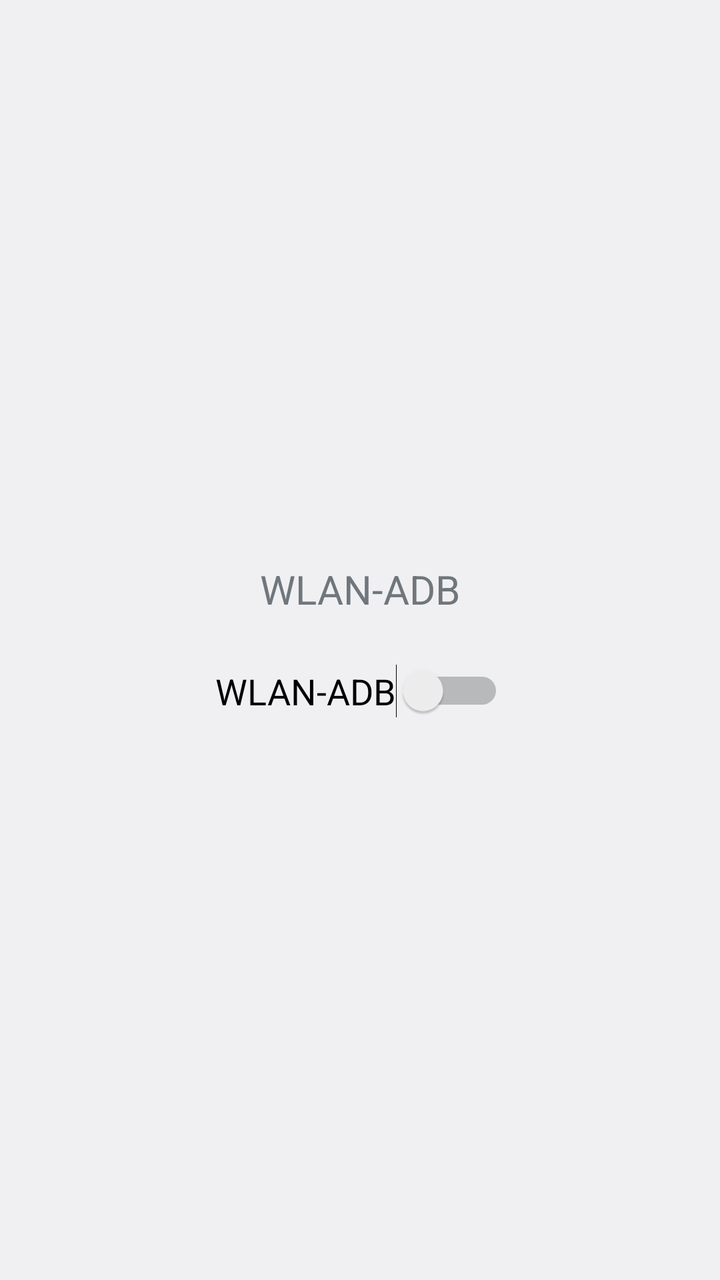
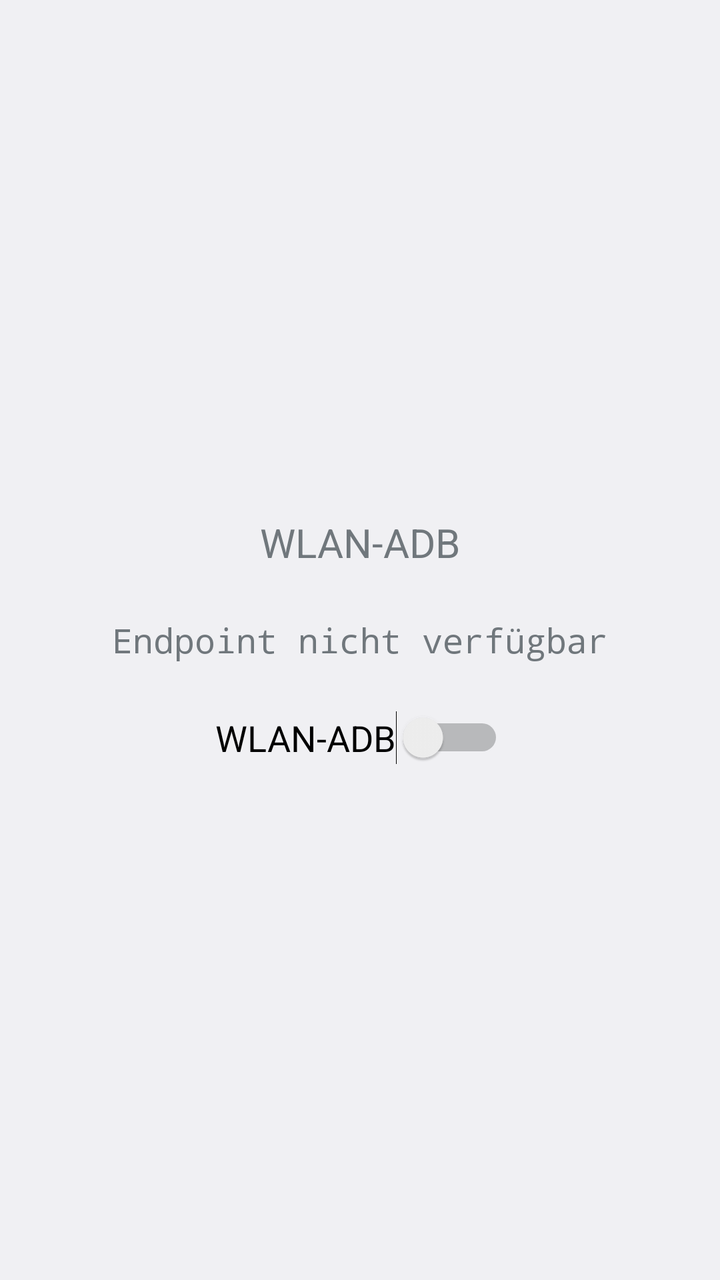

Screens rendered from an Android XML layout before and after an edit, with the pre-edit source and the edit as a unified diff.
<!-- AndroidManifest.xml: application theme android:Theme.DeviceDefault.DayNight -->
<!-- res/layout/activity_main.xml -->
<?xml version="1.0" encoding="utf-8"?>
<LinearLayout xmlns:android="http://schemas.android.com/apk/res/android"
    android:layout_width="match_parent"
    android:layout_height="match_parent"
    android:orientation="vertical"
    android:gravity="center"
    android:padding="32dp">

    <TextView
        android:id="@+id/status"
        android:layout_width="wrap_content"
        android:layout_height="wrap_content"
        android:layout_marginBottom="24dp"
        android:textSize="20sp"
        android:text="WLAN-ADB" />

    <Switch
        android:id="@+id/toggle"
        android:layout_width="wrap_content"
        android:layout_height="wrap_content"
        android:textSize="18sp"
        android:text="WLAN-ADB" />
</LinearLayout>
<!-- resources referenced by this layout -->
<resources>

</resources>

<!-- the commit's change to res/layout/activity_main.xml (unified diff, before → after) -->
@@ -14,6 +14,15 @@
         android:textSize="20sp"
         android:text="WLAN-ADB" />
 
+    <TextView
+        android:id="@+id/endpoint"
+        android:layout_width="wrap_content"
+        android:layout_height="wrap_content"
+        android:layout_marginBottom="24dp"
+        android:textSize="17sp"
+        android:fontFamily="monospace"
+        android:text="Endpoint nicht verfügbar" />
+
     <Switch
         android:id="@+id/toggle"
         android:layout_width="wrap_content"
